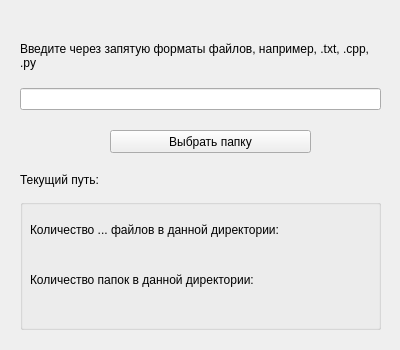
Max2772/FoA-P-2-Semester-, file LabWork_3/Task_5/mainwindow.ui: the form before one commit.
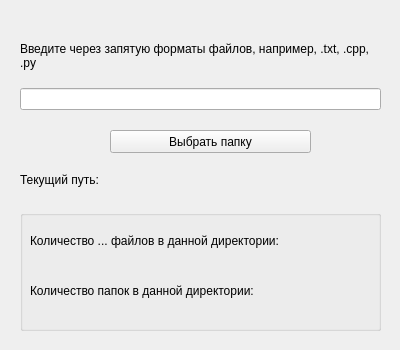
The form after the commit. Icons and pictures are not drawn.

What changed in the file:
```diff
--- a/LabWork_3/Task_5/mainwindow.ui
+++ b/LabWork_3/Task_5/mainwindow.ui
@@ -95,9 +95,9 @@
     <property name="geometry">
      <rect>
       <x>20</x>
-      <y>199</y>
+      <y>210</y>
       <width>361</width>
-      <height>131</height>
+      <height>121</height>
      </rect>
     </property>
     <property name="title">
```
